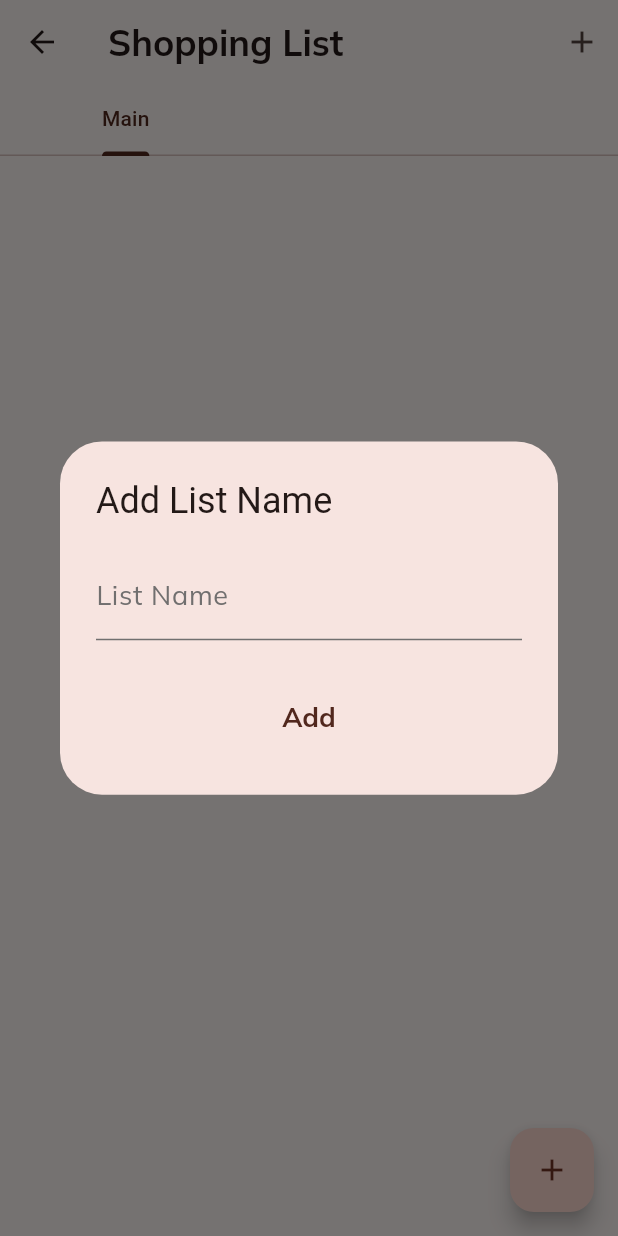
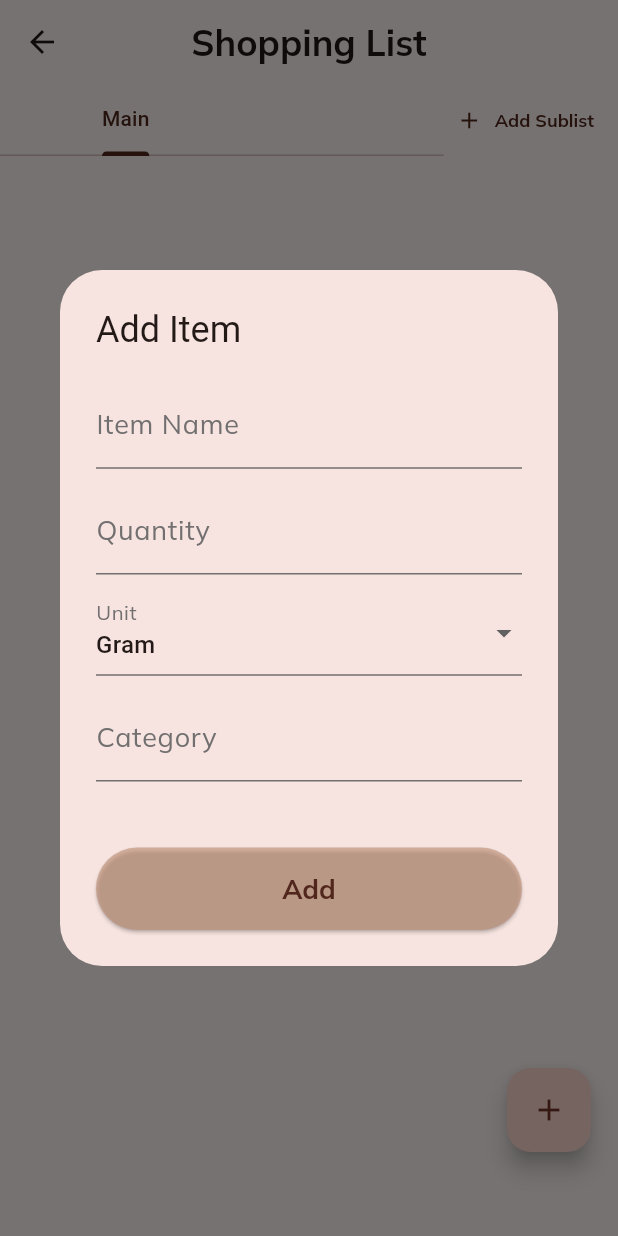
Before and after one commit to ReemJ23/Kitchenly, a Flutter app: the ShoppingListScreen screen opened by its route, after a tap on the "add" icon, on a phone screen of 412 x 824 dp. Run offline on Flutter 3.47's test engine with Material 3 defaults, Android fonts, the phone set to English and light mode, and no system bars; our stand-ins replace cached_network_image, cloud_firestore, firebase_auth, firebase_core, image_picker, shared_preferences; accounts and stored records are empty; generated files the repository leaves out were written again.

Commit message:
designed the shopping list screen

```diff
--- a/lib/l10n/app_ar.arb
+++ b/lib/l10n/app_ar.arb
@@ -193,5 +193,6 @@
   "noItemsSelected": "لم يتم تحديد أي عناصر",
   "availabilityFull": "مكتمل",
   "availabilityPartial": "جزئي",
-  "availabilityLow": "منخفض"
+  "availabilityLow": "منخفض",
+  "addSublist": "إضافة قائمة فرعية"
 }
--- a/lib/l10n/app_en.arb
+++ b/lib/l10n/app_en.arb
@@ -191,5 +191,6 @@
   "failedToUpdateInventory": "Failed to update inventory",
   "notSignedIn": "Not Signed In",
   "noItemsSelected": "No items selected",
-  "manageIngredients": "Manage Ingredients"
+  "manageIngredients": "Manage Ingredients",
+  "addSublist": "Add Sublist"
  }
--- a/lib/screens/shopping_list_screen.dart
+++ b/lib/screens/shopping_list_screen.dart
@@ -25,10 +25,18 @@ class _ShoppingListScreenState extends State<ShoppingListScreen>
   User? user = FirebaseAuth.instance.currentUser;
   List<String> _tabs = [];
   TabController? _tabController;
+  bool _checkedItemsExpanded = false;
+  late AnimationController _fabAnimationController;
+  Set<String> expandedCategories = {};
+
 
   @override
   void initState() {
     super.initState();
+    _fabAnimationController = AnimationController(
+      vsync: this,
+      duration: const Duration(milliseconds: 300),
+    );
     _loadSublistNames();
     _ensureShoppingListExists();
   }
@@ -188,20 +196,26 @@ class _ShoppingListScreenState extends State<ShoppingListScreen>
 
     String category = (listKey == AppLocalizations.of(context)!.main) ? _categoryController.text.trim() : '';
 
-    String collectionPath =
-    listKey == AppLocalizations.of(context)!.main ? 'shoppingList' : 'sublists/$listKey/items';
-
-    await FirebaseFirestore.instance
+    final shoppingListRef = (listKey == _tabs[0])
+        ? FirebaseFirestore.instance
         .collection('users')
         .doc(user!.uid)
-        .collection(collectionPath)
-        .add({
+        .collection('shoppingList')
+        : FirebaseFirestore.instance
+        .collection('users')
+        .doc(user!.uid)
+        .collection('sublists')
+        .doc(listKey)
+        .collection('items');
+
+    await shoppingListRef.add({
       'name': itemName,
       'quantity': quantity,
       'unit': _selectedUnit,
       'checked': false,
-      if (listKey == AppLocalizations.of(context)!.main && category.isNotEmpty) 'category': category
+      if (listKey == _tabs[0] && category.isNotEmpty) 'category': category,
     });
+
     _itemNameController.clear();
     _quantityController.clear();
     _categoryController.clear();
@@ -341,7 +355,7 @@ class _ShoppingListScreenState extends State<ShoppingListScreen>
               key: Key(doc.id),
               direction: DismissDirection.endToStart,
               background: Container(
-                color: Colors.red,
+                color: AppColors.deleteBg,
                 alignment: Alignment.centerRight,
                 padding: EdgeInsets.symmetric(horizontal: 20),
                 child: Icon(Icons.delete, color: Colors.white),
@@ -377,6 +391,14 @@ class _ShoppingListScreenState extends State<ShoppingListScreen>
 
         return ExpansionTile(
           title: Text(localizations.checkedItems),
+          onExpansionChanged: (expanded) {
+            setState(() {
+              _checkedItemsExpanded = expanded;
+              expanded
+                  ? _fabAnimationController.forward()
+                  : _fabAnimationController.reverse();
+            });
+          },
           children: [
             ...docs.map((itemDoc) {
               Map<String, dynamic> itemData = itemDoc.data() as Map<String, dynamic>;
@@ -391,6 +413,7 @@ class _ShoppingListScreenState extends State<ShoppingListScreen>
                 ),
               );
             }).toList(),
+            SizedBox(height: 20),
             ElevatedButton(
               onPressed: () async {
                 for (var doc in docs) {
@@ -399,6 +422,7 @@ class _ShoppingListScreenState extends State<ShoppingListScreen>
               },
               child: Text(localizations.deleteCheckedItems),
             ),
+            SizedBox(height: 10)
           ],
         );
       },
@@ -427,31 +451,37 @@ class _ShoppingListScreenState extends State<ShoppingListScreen>
           }
           categorizedItems[category]!.add(doc);
         }
-
         return ListView(
           children: categorizedItems.entries.map((entry) {
-            return Column(
-              crossAxisAlignment: CrossAxisAlignment.start,
-              children: [
-                Padding(
-                  padding: const EdgeInsets.all(8.0),
-                  child: Text(
+            final isExpanded = expandedCategories.contains(entry.key);
+            return ExpansionTile(
+              key: PageStorageKey(entry.key),
+              title: Text(
                 entry.key,
-                    style: TextStyle(fontSize: 18, fontWeight: FontWeight.bold),
+                style: const TextStyle(fontSize: 18, fontWeight: FontWeight.bold),
               ),
-                ),
-                ...entry.value.map((doc) {
+              initiallyExpanded: isExpanded,
+              onExpansionChanged: (expanded) {
+                setState(() {
+                  if (expanded) {
+                    expandedCategories.add(entry.key);
+                  } else {
+                    expandedCategories.remove(entry.key);
+                  }
+                });
+              },
+              children: entry.value.map((doc) {
                 final data = doc.data() as Map<String, dynamic>;
                 return Dismissible(
                   key: Key(doc.id),
                   direction: DismissDirection.endToStart,
                   background: Container(
-                      color: Colors.red,
+                    color: AppColors.error,
                     alignment: Alignment.centerRight,
-                      padding: EdgeInsets.symmetric(horizontal: 20),
-                      child: Icon(Icons.delete, color: Colors.white),
+                    padding: const EdgeInsets.symmetric(horizontal: 20),
+                    child: const Icon(Icons.delete, color: Colors.white),
                   ),
-                    onDismissed: (direction) async {
+                  onDismissed: (_) async {
                     await doc.reference.delete();
                   },
                   child: ListTile(
@@ -468,10 +498,11 @@ class _ShoppingListScreenState extends State<ShoppingListScreen>
                   ),
                 );
               }).toList(),
-              ],
             );
           }).toList(),
         );
+
+
       },
     );
   }
@@ -487,10 +518,15 @@ class _ShoppingListScreenState extends State<ShoppingListScreen>
 
     return Scaffold(
       appBar: AppBar(
-        title: Text(localizations.shoppingList),
-        bottom: TabBar(
+        title: Text(localizations.shoppingList),centerTitle: true,
+        bottom: PreferredSize(
+          preferredSize: Size.fromHeight(48),
+          child: Row(
+            children: [
+              Expanded(
+                child: TabBar(
                   controller: _tabController,
-          isScrollable: true, // Make the TabBar scrollable
+                  isScrollable: true,
                   tabs: List.generate(_tabs.length, (i) {
                     return GestureDetector(
                       onLongPress: _tabs[i] != localizations.main ? () => _renameTab(i) : null,
@@ -509,17 +545,44 @@ class _ShoppingListScreenState extends State<ShoppingListScreen>
                     );
                   }),
                 ),
-        actions: [
-          IconButton(
-            icon: Icon(Icons.add),
+              ),
+              Padding(
+                padding: const EdgeInsets.only(right: 8.0),
+                child: TextButton.icon(
                   onPressed: _addTab,
-          )
+                  icon: Icon(Icons.add, size: 18),
+                  label: Text(
+                    localizations.addSublist,
+                    style: TextStyle(fontSize: 12),
+                  ),
+                  style: TextButton.styleFrom(
+                    padding: EdgeInsets.symmetric(horizontal: 8, vertical: 4), // tighter padding
+                    minimumSize: Size(0, 32), // limit height
+                    tapTargetSize: MaterialTapTargetSize.shrinkWrap, // reduce touch target
+                  ),
+                ),
+              ),
             ],
           ),
-      floatingActionButton: FloatingActionButton(
+        ),
+
+      ),
+      floatingActionButton: AnimatedBuilder(
+        animation: _fabAnimationController,
+        builder: (context, child) {
+          return Padding(
+            padding: EdgeInsets.only(
+              bottom: 40 + (_fabAnimationController.value * 200),
+              right: 2,
+            ),
+            child: FloatingActionButton(
               onPressed: () => _showAddItemDialog(_tabs[_tabController!.index]),
               child: Icon(Icons.add),
             ),
+          );
+        },
+      ),
+
       body: TabBarView(
         controller: _tabController,
         children: _tabs.map((key) {
@@ -582,11 +645,13 @@ class _ShoppingListScreenState extends State<ShoppingListScreen>
               controller: _itemNameController,
               decoration: InputDecoration(labelText: localizations.itemName),
             ),
+            SizedBox(height: 10),
             TextField(
               controller: _quantityController,
               keyboardType: TextInputType.number,
               decoration: InputDecoration(labelText: localizations.quantity),
             ),
+            SizedBox(height: 10),
             DropdownButtonFormField<String>(
               value: _selectedUnit,
               decoration: InputDecoration(labelText: localizations.unit),
@@ -603,12 +668,14 @@ class _ShoppingListScreenState extends State<ShoppingListScreen>
                 });
               },
             ),
+            SizedBox(height: 10),
             if (listKey == localizations.main)
               TextField(
                 controller: _categoryController,
                 decoration: InputDecoration(
                     labelText: localizations.category ?? 'Category'),
               ),
+            SizedBox(height: 20),
           ],
         ),
         actions: [
```
Also changed, not shown: lib/screens/inventory_screen.dart (+1 -14 lines). Lines whose indentation alone changed are shown as unchanged.
